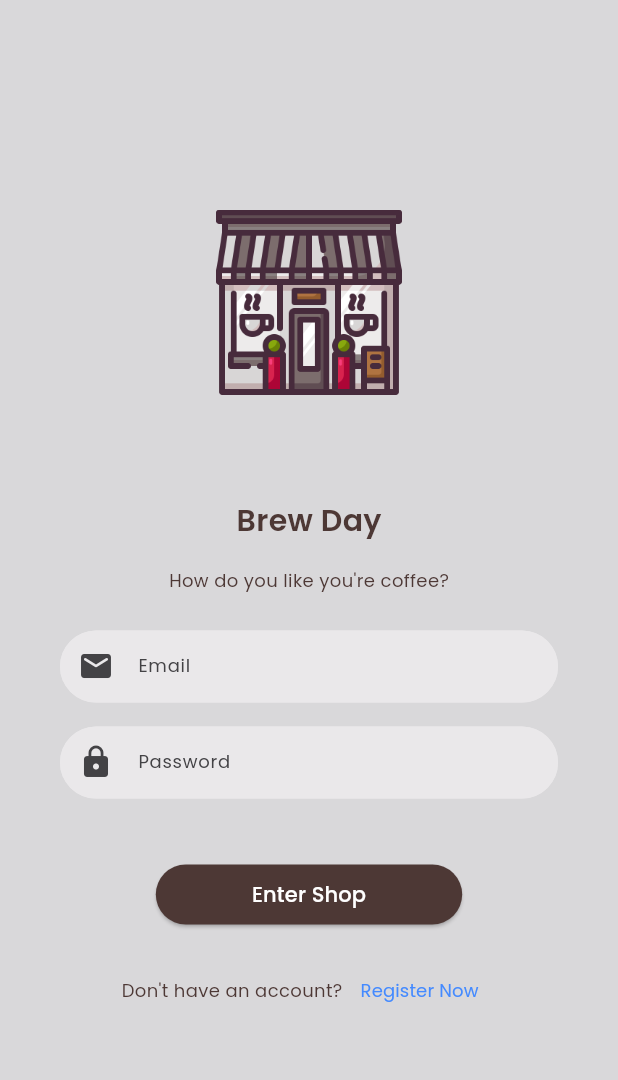
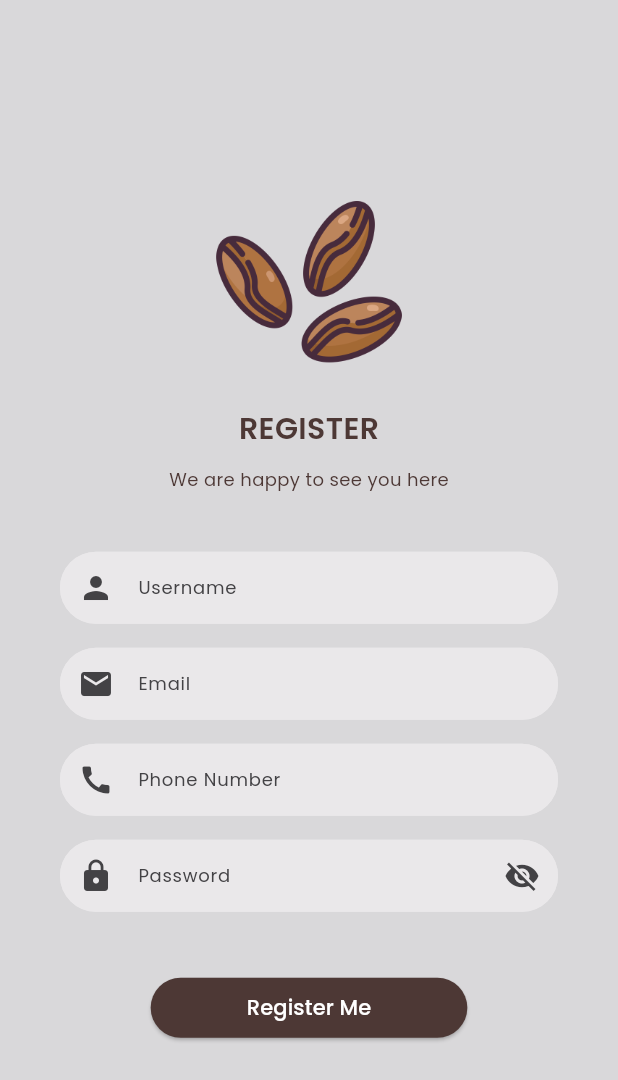
Before and after one commit to Rofiq126/Coffiee_shop_app, a Flutter app: the screen it shows after launch, after a tap on "Register Now", on a phone screen of 412 x 824 dp. Shown: the top 1080 px of the screen. Run offline on Flutter 3.47's test engine with Material 2 defaults, Android fonts, the phone set to English and light mode, and no system bars; our stand-ins replace cloud_firestore, firebase_auth, firebase_core, google_nav_bar; accounts and stored records are empty.

Commit message:
add slicing register screen

```diff
--- a/lib/common/custom_textfield..dart
+++ b/lib/common/custom_textfield..dart
@@ -6,11 +6,13 @@ class CustomTextField extends StatefulWidget {
   final String label;
   final FormFieldValidator<String> validator;
   final Icon icon;
+  final Widget? suffix;
   final bool obsecure;
   const CustomTextField(
       {Key? key,
       required this.controller,
       required this.label,
+      this.suffix,
       required this.validator,
       required this.icon,
       required this.obsecure})
@@ -43,7 +45,9 @@ class _CustomTextFieldState extends State<CustomTextField> {
         focusedErrorBorder: OutlineInputBorder(
             borderRadius: BorderRadius.circular(30),
             borderSide: const BorderSide(width: 1, color: Colors.redAccent)),
-          prefixIcon: widget.icon),
+        prefixIcon: widget.icon,
+        suffixIcon: widget.suffix,
+      ),
     );
   }
 }
--- a/lib/view/auth/component/button_register.dart
+++ b/lib/view/auth/component/button_register.dart
@@ -1,4 +1,5 @@
 import 'package:coffee_shop_app/common/style.dart';
+import 'package:coffee_shop_app/view/auth/register_screen.dart';
 import 'package:flutter/material.dart';
 
 buttonRegister({required BuildContext context}) {
@@ -10,7 +11,10 @@ buttonRegister({required BuildContext context}) {
         style: Styles.txtReguler,
       ),
       TextButton(
-          onPressed: () {},
+          onPressed: () {
+            Navigator.push(context,
+                MaterialPageRoute(builder: (_) => const RegisterScreen()));
+          },
           child: const Text(
             'Register Now',
             style: Styles.txtRegulerActive,
--- /dev/null
+++ b/lib/view/auth/register_screen.dart
@@ -0,0 +1,127 @@
+import 'package:coffee_shop_app/common/custom_button.dart';
+import 'package:coffee_shop_app/common/custom_textfield..dart';
+import 'package:coffee_shop_app/common/style.dart';
+import 'package:flutter/material.dart';
+
+class RegisterScreen extends StatefulWidget {
+  const RegisterScreen({Key? key}) : super(key: key);
+
+  @override
+  State<RegisterScreen> createState() => _RegisterScreenState();
+}
+
+class _RegisterScreenState extends State<RegisterScreen> {
+  TextEditingController name = TextEditingController();
+  TextEditingController email = TextEditingController();
+  TextEditingController number = TextEditingController();
+  TextEditingController password = TextEditingController();
+  bool isVisible = true;
+  @override
+  Widget build(BuildContext context) {
+    Size size = MediaQuery.of(context).size;
+    return Scaffold(
+      backgroundColor: Styles.primaryColor,
+      body: Center(
+        child: Padding(
+          padding: const EdgeInsets.symmetric(horizontal: 40),
+          child: SingleChildScrollView(
+            child: Column(
+              mainAxisAlignment: MainAxisAlignment.center,
+              children: [
+                Image.asset(
+                  'assets/icons/coffee-beans.png',
+                  width: size.width * 0.3,
+                ),
+                const SizedBox(
+                  height: 20,
+                ),
+                const Text(
+                  'REGISTER',
+                  style: Styles.txtTitleMain,
+                ),
+                const SizedBox(
+                  height: 10,
+                ),
+                const Text(
+                  'We are happy to see you here',
+                  style: Styles.txtReguler,
+                ),
+                const SizedBox(
+                  height: 40,
+                ),
+                CustomTextField(
+                    controller: name,
+                    label: 'Username',
+                    validator: (value) {
+                      return null;
+                    },
+                    icon: const Icon(
+                      Icons.person,
+                      color: Styles.greyColor,
+                    ),
+                    obsecure: false),
+                const SizedBox(
+                  height: 16,
+                ),
+                CustomTextField(
+                    controller: email,
+                    label: 'Email',
+                    validator: (value) {
+                      return null;
+                    },
+                    icon: const Icon(
+                      Icons.email,
+                      color: Styles.greyColor,
+                    ),
+                    obsecure: false),
+                const SizedBox(
+                  height: 16,
+                ),
+                CustomTextField(
+                    controller: number,
+                    label: 'Phone Number',
+                    validator: (value) {
+                      return null;
+                    },
+                    icon: const Icon(
+                      Icons.call,
+                      color: Styles.greyColor,
+                    ),
+                    obsecure: false),
+                const SizedBox(
+                  height: 16,
+                ),
+                CustomTextField(
+                    controller: password,
+                    label: 'Password',
+                    validator: (value) {
+                      return null;
+                    },
+                    icon: const Icon(
+                      Icons.lock,
+                      color: Styles.greyColor,
+                    ),
+                    suffix: IconButton(
+                      onPressed: () {
+                        setState(() {
+                          isVisible = !isVisible;
+                        });
+                      },
+                      icon: Icon(
+                        isVisible ? Icons.visibility_off : Icons.visibility,
+                        color: Styles.greyColor,
+                      ),
+                    ),
+                    obsecure: isVisible),
+                const SizedBox(
+                  height: 40,
+                ),
+                CustomButton(nameButton: 'Register Me', navigator: () {})
+              ],
+            ),
+          ),
+        ),
+      ),
+    );
+  }
+}
```
Also changed, not shown: assets/icons/coffee-beans.png (added). Lines whose indentation alone changed are shown as unchanged.
